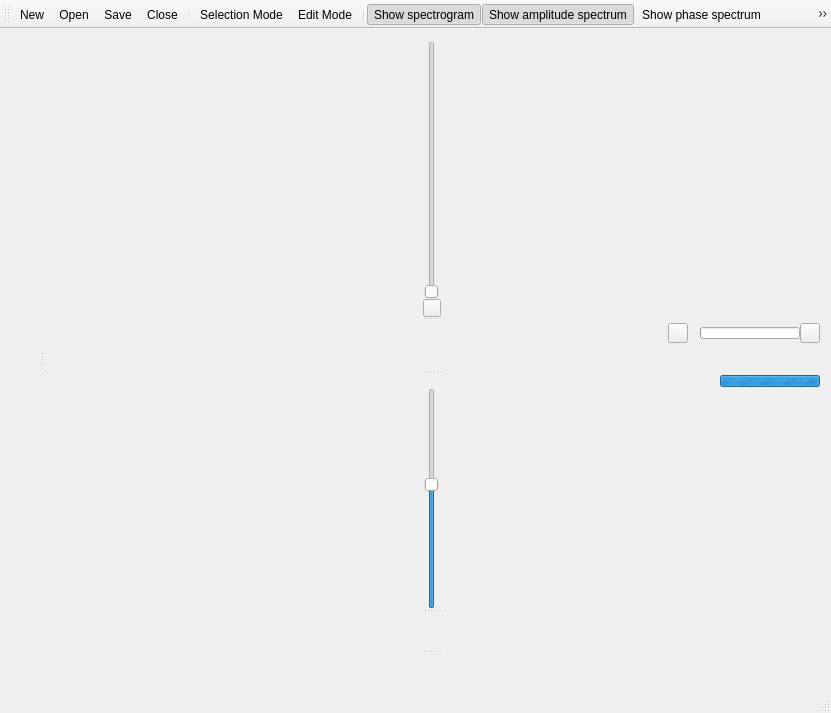
Above: src/wmainwindow.ui from gillesdegottex/dfasma before the change. Below: the same form after it.
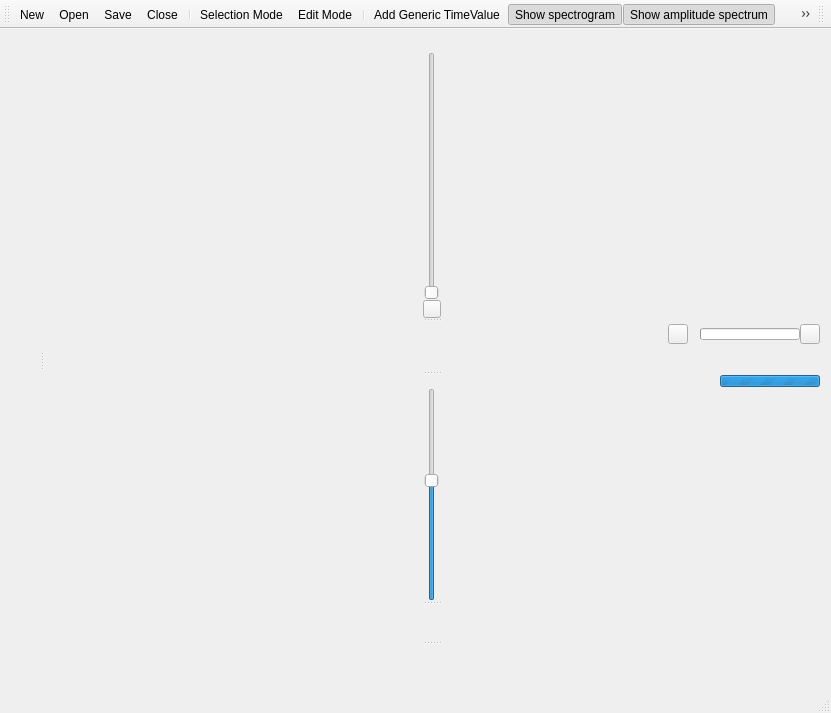
That is the form after the change. Icons and pictures are not drawn.

Patch:
```diff
--- a/src/wmainwindow.ui
+++ b/src/wmainwindow.ui
@@ -15,15 +15,6 @@
   </property>
   <widget class="QWidget" name="centralWidget">
    <layout class="QHBoxLayout" name="horizontalLayout_6">
-    <property name="spacing">
-     <number>0</number>
-    </property>
-    <property name="topMargin">
-     <number>0</number>
-    </property>
-    <property name="bottomMargin">
-     <number>0</number>
-    </property>
     <item>
      <widget class="QSplitter" name="splitterMain">
       <property name="orientation">
@@ -814,6 +805,7 @@
    <addaction name="actionSelectionMode"/>
    <addaction name="actionEditMode"/>
    <addaction name="separator"/>
+   <addaction name="actionAddGenericTimeValue"/>
    <addaction name="actionShowSpectrogram"/>
    <addaction name="actionShowAmplitudeSpectrum"/>
    <addaction name="actionShowPhaseSpectrum"/>
@@ -824,6 +816,17 @@
    <addaction name="actionAbout"/>
   </widget>
   <widget class="QStatusBar" name="statusBar"/>
+  <widget class="QToolBar" name="toolBar">
+   <property name="windowTitle">
+    <string>toolBar</string>
+   </property>
+   <attribute name="toolBarArea">
+    <enum>TopToolBarArea</enum>
+   </attribute>
+   <attribute name="toolBarBreak">
+    <bool>false</bool>
+   </attribute>
+  </widget>
   <action name="actionSelectedFilesClose">
    <property name="text">
     <string>Close</string>
@@ -1092,6 +1095,14 @@
     <string>Ctrl+V</string>
    </property>
   </action>
+  <action name="actionAddGenericTimeValue">
+   <property name="text">
+    <string>Add Generic TimeValue</string>
+   </property>
+   <property name="toolTip">
+    <string>Add Generic Time/Value</string>
+   </property>
+  </action>
  </widget>
  <layoutdefault spacing="6" margin="11"/>
  <resources>
```
